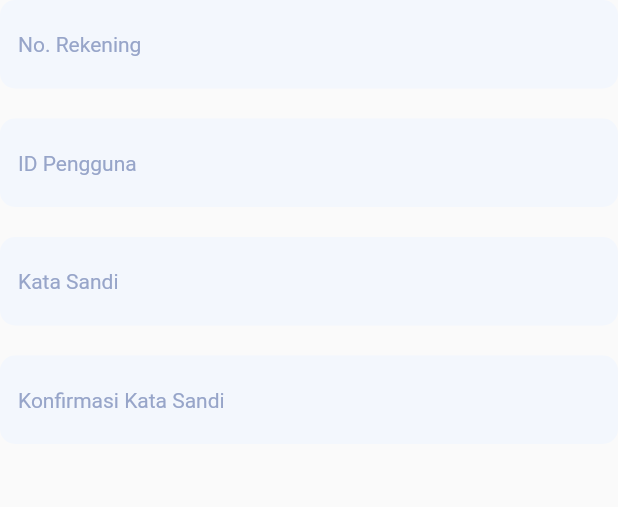
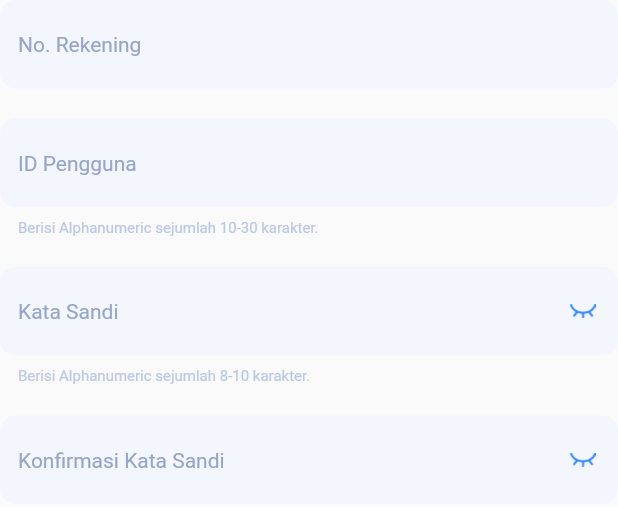
Before and after one commit to yonayohana06/sephora, a Flutter app: the _Input widget shown alone on an empty page, opened directly, on a phone screen of 412 x 824 dp. Shown: the top 507 px of the screen. Run offline on Flutter 3.47's test engine with Material 2 defaults, Android fonts, the phone set to English and light mode, and no system bars.

Commit message:
fix form register & activation

```diff
--- a/lib/register/widgets/activation_form.dart
+++ b/lib/register/widgets/activation_form.dart
@@ -102,6 +102,12 @@ class _Input extends StatelessWidget {
                 fontWeight: FontWeight.w400,
               ),
               hintText: 'ID Pengguna',
+              helperText: 'Berisi Alphanumeric sejumlah 10-30 karakter.',
+              helperStyle: const TextStyle(
+                fontSize: 10,
+                fontWeight: FontWeight.w400,
+                color: Color(0xFFBCC8E7),
+              ),
               border: OutlineInputBorder(
                 borderSide: BorderSide.none,
                 borderRadius: BorderRadius.circular(10),
@@ -121,6 +127,21 @@ class _Input extends StatelessWidget {
                 fontWeight: FontWeight.w400,
               ),
               hintText: 'Kata Sandi',
+              helperText: 'Berisi Alphanumeric sejumlah 8-10 karakter.',
+              helperStyle: const TextStyle(
+                fontSize: 10,
+                fontWeight: FontWeight.w400,
+                color: Color(0xFFBCC8E7),
+              ),
+              suffixIcon: SizedBox(
+                width: 1,
+                height: 1,
+                child: Image.asset(
+                  'assets/register/eye_close.png',
+                  scale: 1.5,
+                  alignment: Alignment.center,
+                ),
+              ),
               border: OutlineInputBorder(
                 borderSide: BorderSide.none,
                 borderRadius: BorderRadius.circular(10),
@@ -140,6 +161,15 @@ class _Input extends StatelessWidget {
                 fontWeight: FontWeight.w400,
               ),
               hintText: 'Konfirmasi Kata Sandi',
+              suffixIcon: SizedBox(
+                width: 1,
+                height: 1,
+                child: Image.asset(
+                  'assets/register/eye_close.png',
+                  scale: 1.5,
+                  alignment: Alignment.center,
+                ),
+              ),
               border: OutlineInputBorder(
                 borderSide: BorderSide.none,
                 borderRadius: BorderRadius.circular(10),
--- a/lib/register/widgets/register_form.dart
+++ b/lib/register/widgets/register_form.dart
@@ -136,13 +136,18 @@ class _Input extends StatelessWidget {
               filled: true,
               hintStyle: const TextStyle(
                 color: Color(0xFF97A5C9),
-                fontSize: 14,
+                fontSize: 12,
                 fontWeight: FontWeight.w400,
               ),
               hintText: 'Tanggal lahir',
               border: OutlineInputBorder(
                 borderSide: BorderSide.none,
                 borderRadius: BorderRadius.circular(10),
+              ),
+              suffixIcon: const Icon(
+                Icons.calendar_today_outlined,
+                color: Color(0xFF2F82FF),
+                size: 20,
               ),
             ),
           ),
```
Also changed, not shown: assets/register/eye_close.png (added).
